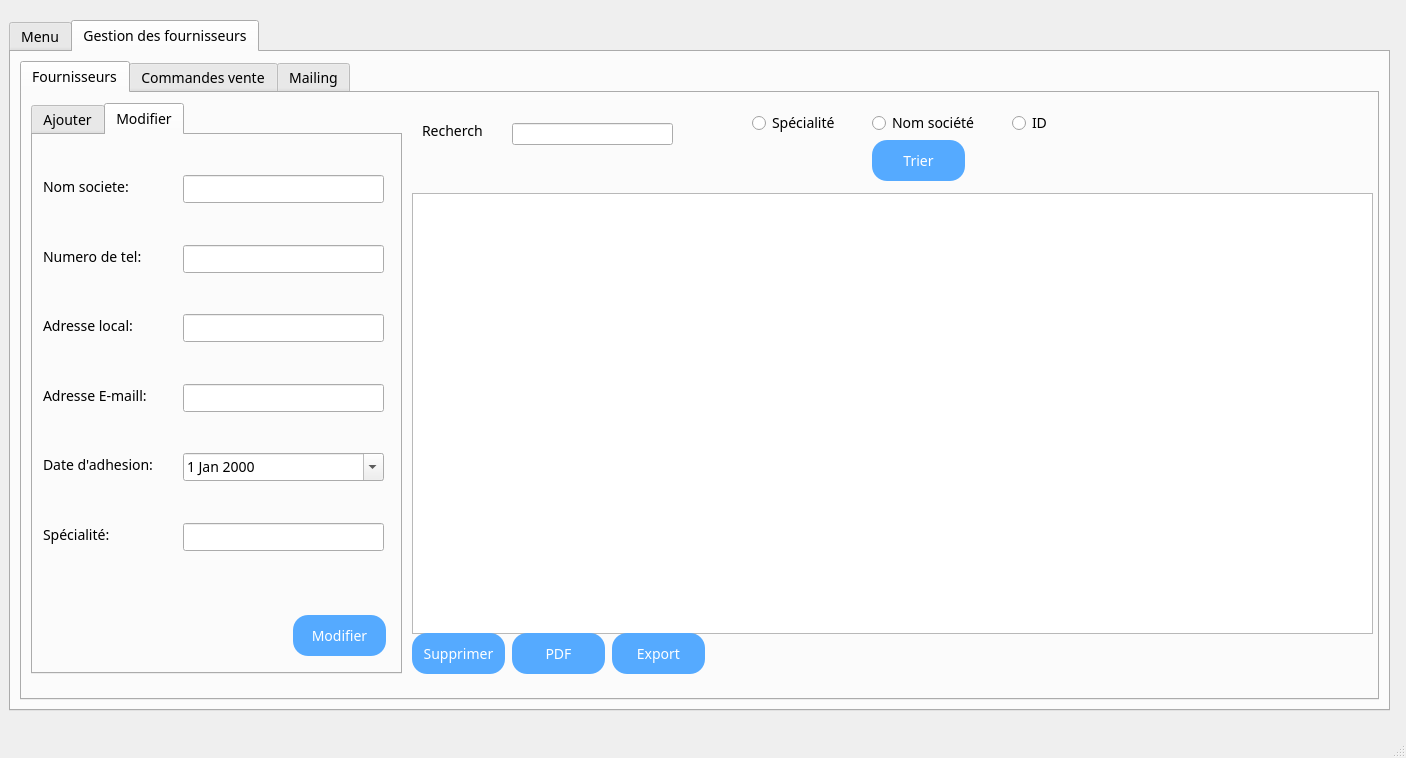
Old version of the form crud/crud/mainwindow.ui in the repository ramy25bh3/Pastry_Plus.
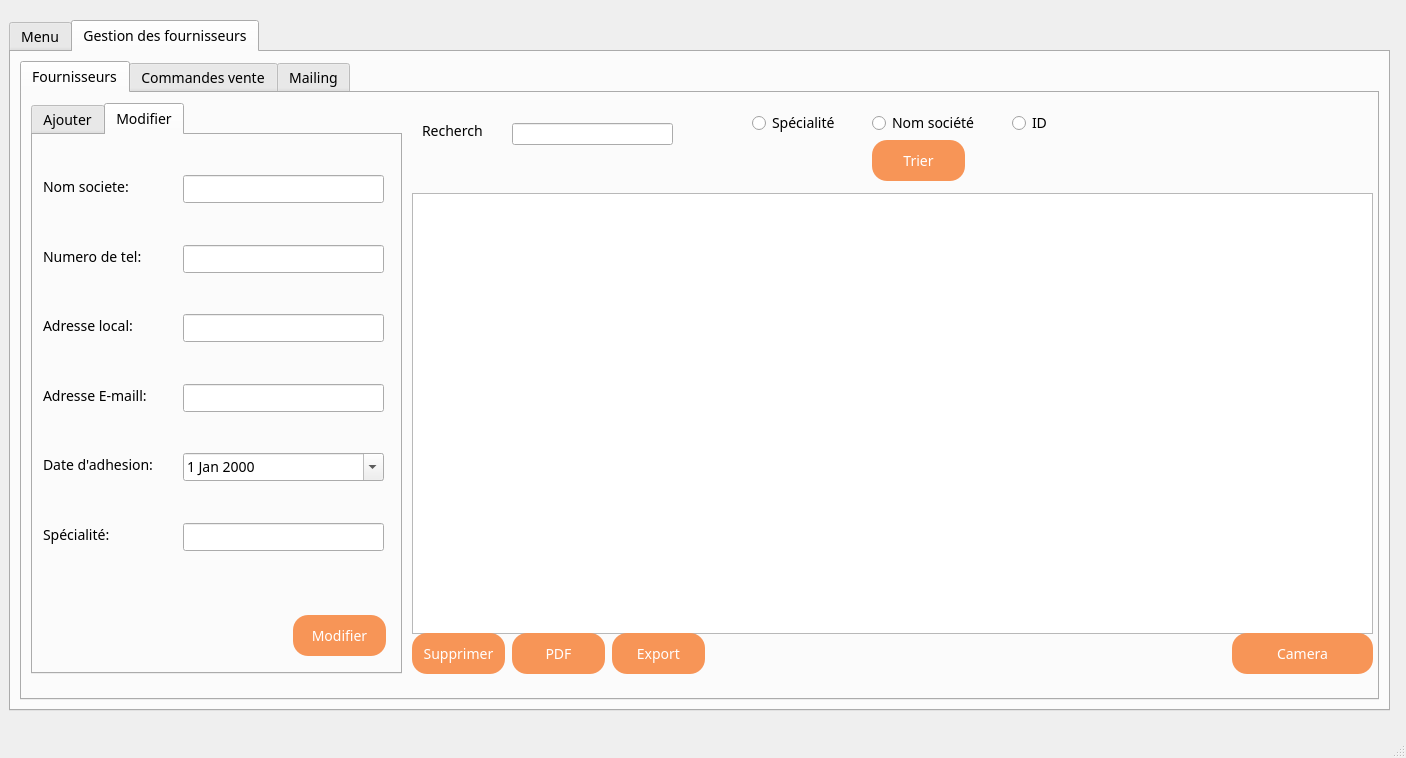
New version of the form. The open tabs and pages were chosen to show the change. Icons and pictures are not drawn.

The edit to the form file:
```diff
--- a/crud/crud/mainwindow.ui
+++ b/crud/crud/mainwindow.ui
@@ -52,7 +52,7 @@
 }
 
 QPushButton
-{background:#55aaff;
+{background:#F79557;
 border-radius:15px;}
 QPushButton
 {
@@ -63,8 +63,9 @@
 {
 color:rgb(255, 255, 255)f;
 border-radius:15px;
-background:#ff557f;
-}</string>
+background:#BEE059;
+}
+</string>
     </property>
     <property name="currentIndex">
      <number>0</number>
@@ -203,19 +204,6 @@
        <string/>
       </property>
      </widget>
-     <widget class="QPushButton" name="pushButton_cam">
-      <property name="geometry">
-       <rect>
-        <x>10</x>
-        <y>600</y>
-        <width>141</width>
-        <height>51</height>
-       </rect>
-      </property>
-      <property name="text">
-       <string>Camera</string>
-      </property>
-     </widget>
     </widget>
     <widget class="QWidget" name="tab">
      <attribute name="title">
@@ -763,6 +751,19 @@
            <string>Export</string>
           </property>
          </widget>
+         <widget class="QPushButton" name="pushButton_cam">
+          <property name="geometry">
+           <rect>
+            <x>1210</x>
+            <y>540</y>
+            <width>141</width>
+            <height>41</height>
+           </rect>
+          </property>
+          <property name="text">
+           <string>Camera</string>
+          </property>
+         </widget>
         </widget>
         <widget class="QWidget" name="tab_3">
          <attribute name="title">
```
Left out of the diff: 2 changed lines with no effect on the pictures.
